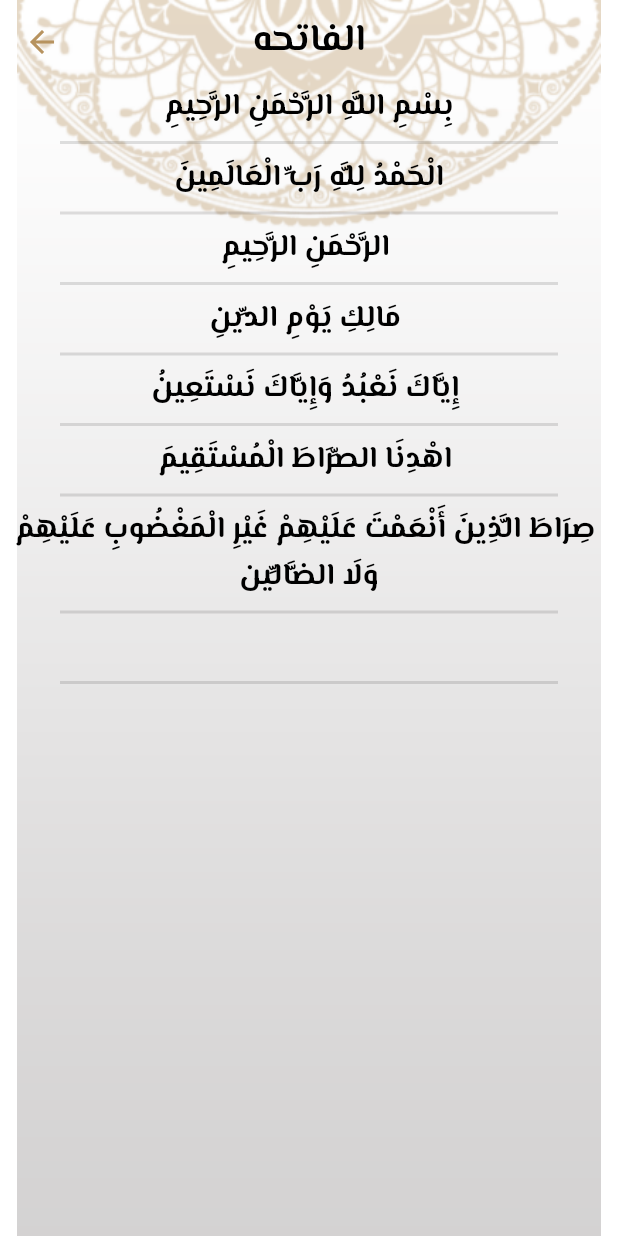
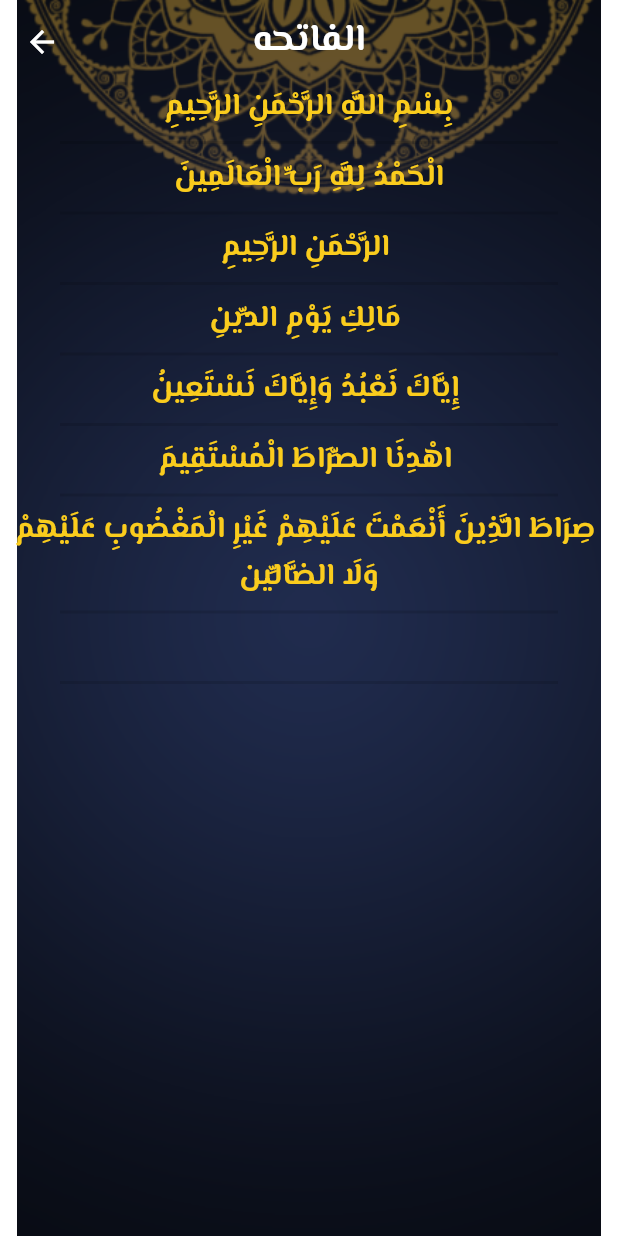
Before and after one commit to Segma3/islami_c8, a Flutter app: the screen it shows after launch, after a tap on "الفاتحه", on a phone screen of 412 x 824 dp. Run offline on Flutter 3.47's test engine with Material 2 defaults, Android fonts, the light colour scheme and no system bars; our stand-ins replace google_fonts.

Commit message:
add settings tab and some dark theme

```diff
--- a/lib/hadeth_Details.dart
+++ b/lib/hadeth_Details.dart
@@ -11,7 +11,7 @@ class HadethDetails extends StatelessWidget {
     return Stack(children: [
       SizedBox(
         width: double.infinity,
-        child: Image.asset('assets/images/main_bg.png'),
+        child: Image.asset('assets/images/dark_bg.png'),
       ),
       Scaffold(
           appBar: AppBar(
--- a/lib/home.dart
+++ b/lib/home.dart
@@ -1,4 +1,5 @@
 import 'package:flutter/material.dart';
+import 'package:islami_c8/tabs/Settings.dart';
 import 'package:islami_c8/tabs/ahadeth.dart';
 import 'package:islami_c8/tabs/quran.dart';
 import 'package:islami_c8/tabs/radio.dart';
@@ -13,14 +14,20 @@ class HomeScreen extends StatefulWidget {
 
 class _HomeScreenState extends State<HomeScreen> {
   int index = 0;
-  List<Widget> tabs = [QuranTap(),SebhaTap(),AhadethTap(),RadioTap()];
+  List<Widget> tabs = [
+    QuranTap(),
+    SebhaTap(),
+    AhadethTap(),
+    RadioTap(),
+    SettingsTap()
+  ];
 
   @override
   Widget build(BuildContext context) {
     return Stack(children: [
       SizedBox(
           width: double.infinity,
-          child: Image.asset("assets/images/main_bg.png")),
+          child: Image.asset("assets/images/dark_bg.png")),
       Scaffold(
         appBar: AppBar(
           title: Text(
@@ -57,6 +64,11 @@ class _HomeScreenState extends State<HomeScreen> {
               label: 'radio',
               backgroundColor: Theme.of(context).primaryColor,
             ),
+            BottomNavigationBarItem(
+              icon: Icon(Icons.settings),
+              label: 'Settings',
+              backgroundColor: Theme.of(context).primaryColor,
+            ),
           ],
         ),
         body: tabs[index],
--- a/lib/main.dart
+++ b/lib/main.dart
@@ -17,10 +17,10 @@ class MyApplication extends StatelessWidget {
   Widget build(BuildContext context) {
     return MaterialApp(
       debugShowCheckedModeBanner: false,
-      theme: MyThemeData.lightTheme ,
-      darkTheme: MyThemeData.darkTheme ,
-      themeMode: ThemeMode.light,
-      initialRoute:HomeScreen.routeName ,
+      theme: MyThemeData.lightTheme,
+      darkTheme: MyThemeData.darkTheme,
+      themeMode: ThemeMode.dark,
+      initialRoute: HomeScreen.routeName,
       routes: {
         HomeScreen.routeName: (context) => HomeScreen(),
         SuraDetails.routeName: (context) => SuraDetails(),
--- a/lib/my_themes.dart
+++ b/lib/my_themes.dart
@@ -3,6 +3,8 @@ import 'package:google_fonts/google_fonts.dart';
 
 class MyThemeData{
   static const Color lightColor = Color(0xFFB7935F);
+  static const Color darkColor = Color(0xFF141A2E);
+  static const Color yellowColor = Color(0xFFFACC1D);
   static ThemeData lightTheme = ThemeData(
       bottomNavigationBarTheme: BottomNavigationBarThemeData(
         backgroundColor: lightColor,
@@ -28,7 +30,7 @@ class MyThemeData{
       bodyLarge: GoogleFonts.elMessiri(
         fontSize: 30,
           fontWeight: FontWeight.bold,
-          color: lightColor,
+          color: Colors.black,
         ),
 
     ),
@@ -42,6 +44,38 @@ class MyThemeData{
     )
   );
   static ThemeData darkTheme = ThemeData(
-
-  );
+      bottomNavigationBarTheme: BottomNavigationBarThemeData(
+        backgroundColor: darkColor,
+        type: BottomNavigationBarType.shifting,
+        selectedItemColor: yellowColor,
+        selectedLabelStyle: TextStyle(color: yellowColor),
+        unselectedItemColor: Colors.white,
+        unselectedLabelStyle: TextStyle(color: Colors.black),
+      ),
+      scaffoldBackgroundColor: Colors.transparent,
+      primaryColor: darkColor,
+      textTheme: TextTheme(
+        bodySmall: GoogleFonts.elMessiri(
+          fontSize: 20,
+          fontWeight: FontWeight.bold,
+          color: yellowColor,
+        ),
+        bodyMedium: GoogleFonts.elMessiri(
+          fontSize: 25,
+          fontWeight: FontWeight.bold,
+          color: Colors.white,
+        ),
+        bodyLarge: GoogleFonts.elMessiri(
+          fontSize: 30,
+          fontWeight: FontWeight.bold,
+          color: Colors.white,
+        ),
+      ),
+      appBarTheme: AppBarTheme(
+          backgroundColor: Colors.transparent,
+          elevation: 0,
+          centerTitle: true,
+          iconTheme: IconThemeData(
+            color: Colors.white,
+          )));
 }
--- a/lib/sura_details.dart
+++ b/lib/sura_details.dart
@@ -21,7 +21,7 @@
     return Stack(children: [
       SizedBox(
         width: double.infinity,
-        child: Image.asset('assets/images/main_bg.png'),
+        child: Image.asset('assets/images/dark_bg.png'),
       ),
       Scaffold(
         appBar: AppBar(
--- /dev/null
+++ b/lib/tabs/Settings.dart
@@ -0,0 +1,12 @@
+import 'package:flutter/material.dart';
+
+class SettingsTap extends StatelessWidget {
+  const SettingsTap({Key? key}) : super(key: key);
+
+  @override
+  Widget build(BuildContext context) {
+    return Container(
+      color: Colors.brown,
+    );
+  }
+}
--- a/lib/tabs/quran.dart
+++ b/lib/tabs/quran.dart
@@ -20,18 +20,30 @@ class QuranTap extends StatelessWidget {
     return Column(
       children: [
         Image.asset('assets/images/quran_bg.png'),
-        Divider(color: Theme.of(context).primaryColor,thickness: 2,),
-        Center(child: Text('Sura Name',style: Theme.of(context).textTheme.bodyMedium,)),
-        Divider(color: Theme.of(context).primaryColor,thickness: 2,),
+        Divider(
+          color: Theme.of(context).primaryColor,
+          thickness: 2,
+        ),
+        Center(
+            child: Text(
+          'Sura Name',
+          style: Theme.of(context).textTheme.bodyLarge,
+        )),
+        Divider(
+          color: Theme.of(context).primaryColor,
+          thickness: 2,
+        ),
         Expanded(
-          child: ListView.separated(separatorBuilder:(context, index) => Divider(
-    thickness: 2,
-    indent: 20,
-    endIndent: 20,
-    ),
-            itemBuilder: (context,index){
-            return InkWell(onTap: (){
-              Navigator.pushNamed(context, SuraDetails.routeName,
+          child: ListView.separated(
+            separatorBuilder: (context, index) => Divider(
+              thickness: 2,
+              indent: 20,
+              endIndent: 20,
+            ),
+            itemBuilder: (context, index) {
+              return InkWell(
+                onTap: () {
+                  Navigator.pushNamed(context, SuraDetails.routeName,
                       arguments: SuraDetailsArgs(suraNames[index], index));
 
             }
```
Also changed, not shown: assets/images/2.0x/dark_bg@2x.png (added), assets/images/3.0x/dark_bg@3x.png (added), assets/images/dark_bg.png (added), 7 other files. Lines whose indentation alone changed are shown as unchanged.
